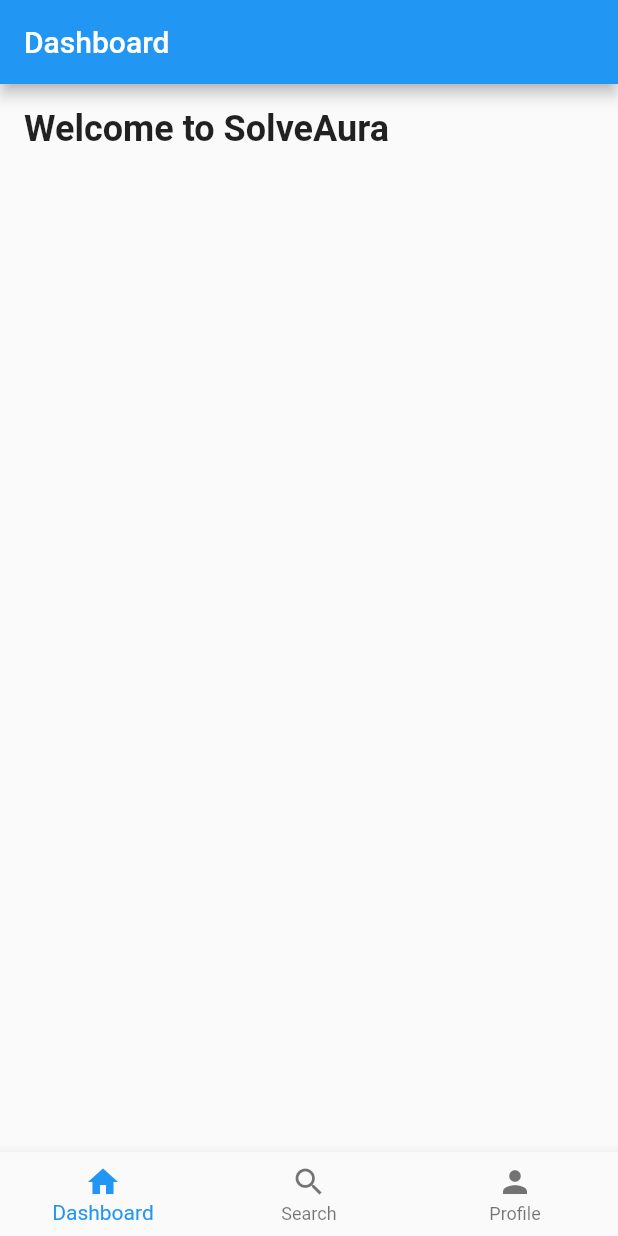
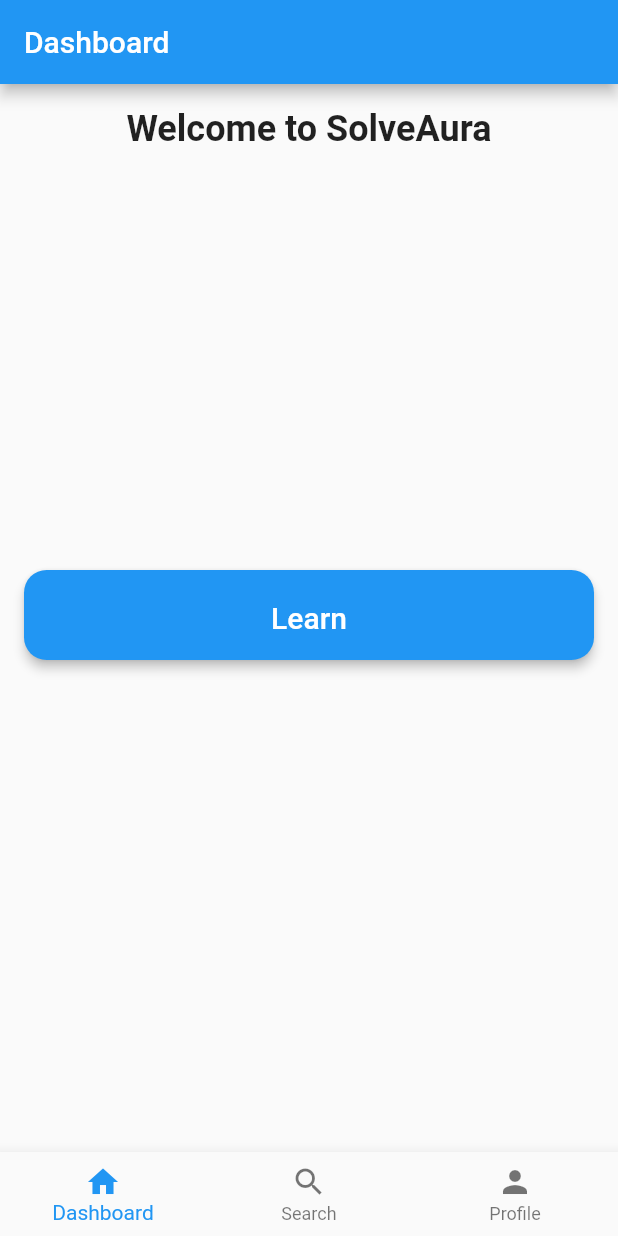
Before and after one commit to akebu6/SOLVEAURA, a Flutter app: the screen it shows after launch, on a phone screen of 412 x 824 dp. Run offline on Flutter 3.47's test engine with Material 2 defaults, Android fonts, the phone set to English and light mode, and no system bars.

Commit message:
chore: learn button

```diff
--- a/SolveAura/lib/routes.dart
+++ b/SolveAura/lib/routes.dart
@@ -1,6 +1,8 @@
 import 'package:flutter/material.dart';
 import 'package:solveaura/ui/pages/home.dart';
+import 'package:solveaura/ui/pages/learn.dart';
 
 final Map<String, WidgetBuilder> routes = {
   Home.routeName: (_) => const Home(),
+  Learn.routeName: (_) => const Learn(),
 };
--- a/SolveAura/lib/ui/pages/home.dart
+++ b/SolveAura/lib/ui/pages/home.dart
@@ -1,4 +1,5 @@
 import 'package:flutter/material.dart';
+import 'package:solveaura/ui/pages/learn.dart';
 
 class Home extends StatefulWidget {
   static const routeName = '/home';
@@ -9,31 +10,61 @@ class Home extends StatefulWidget {
 }
 
 class _HomeState extends State<Home> {
+
   @override
   Widget build(BuildContext context) {
     return Scaffold(
+      extendBodyBehindAppBar:true,
       appBar: AppBar(
-        title: Text('Dashboard'),
+        title: const Text('Dashboard'),
       ),
       body: SafeArea(
         child: Padding(
-          padding: const EdgeInsets.all(16.0),
+          padding: EdgeInsets.all(16.0),
           child: Column(
-            children: const [
-              Text(
+            children: [
+              const Text(
                 'Welcome to SolveAura',
                 style: TextStyle(
                   fontSize: 24,
                   fontWeight: FontWeight.bold,
                 ),
               ),
+              const SizedBox(height: 280),
+              SizedBox(
+                  height: 60,
+                  width:double.infinity,
+                  child: ElevatedButton(
+                    style: ElevatedButton.styleFrom(
+                      backgroundColor: Colors.blue,
+                      elevation: 3,
+                      shape: RoundedRectangleBorder( //to set border radius to button
+                          borderRadius: BorderRadius.circular(15)
+                      ),
+                      padding: EdgeInsets.all(20)
+                    ),
+                    onPressed: () {
+                      Navigator.push(
+                        context,
+                        MaterialPageRoute(
+                          builder: (context) => const Learn(),
+                        ),
+                      );
+                    },
+                    child: const Text(
+                      "Learn",
+                      style: TextStyle(
+                        fontSize: 20,
+                      ),
+                    ),
+                  )),
             ],
           ),
         ),
       ),
       bottomNavigationBar: BottomNavigationBar(
         currentIndex: 0,
-        items: [
+        items: const [
           BottomNavigationBarItem(
             icon: Icon(Icons.home),
             label: 'Dashboard',
--- /dev/null
+++ b/SolveAura/lib/ui/pages/learn.dart
@@ -0,0 +1,16 @@
+import 'package:flutter/material.dart';
+
+class Learn extends StatefulWidget {
+  static const routeName = '/learn';
+  const Learn({super.key});
+
+  @override
+  State<Learn> createState() => _LearnState();
+}
+
+class _LearnState extends State<Learn> {
+  @override
+  Widget build(BuildContext context) {
+    return const Placeholder();
+  }
+}
```
